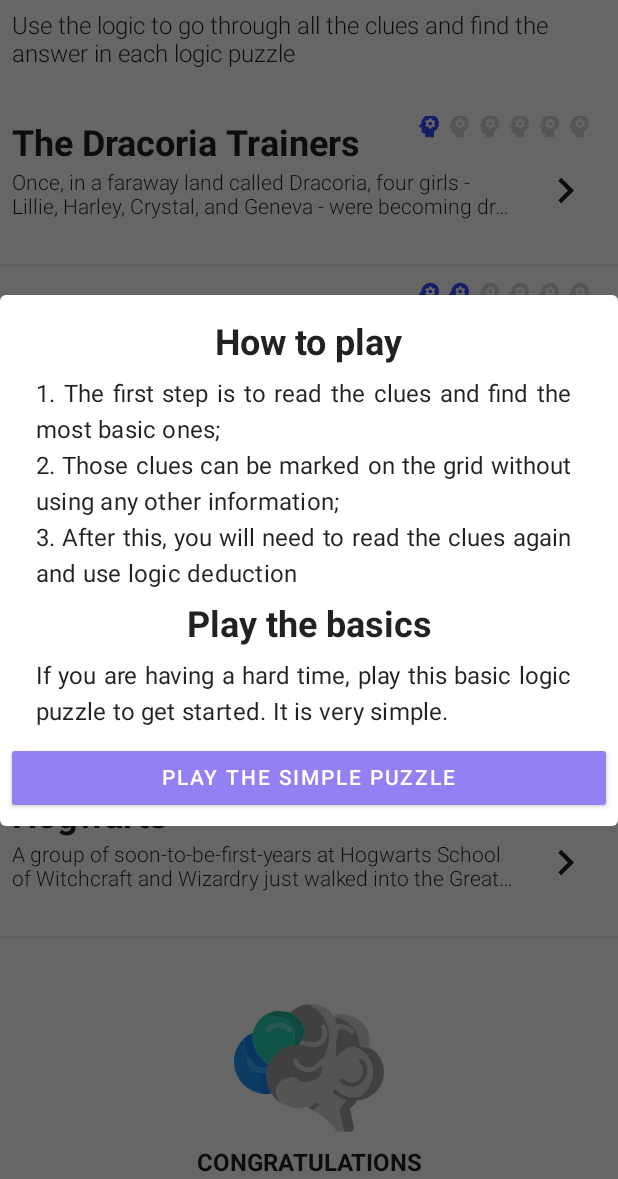
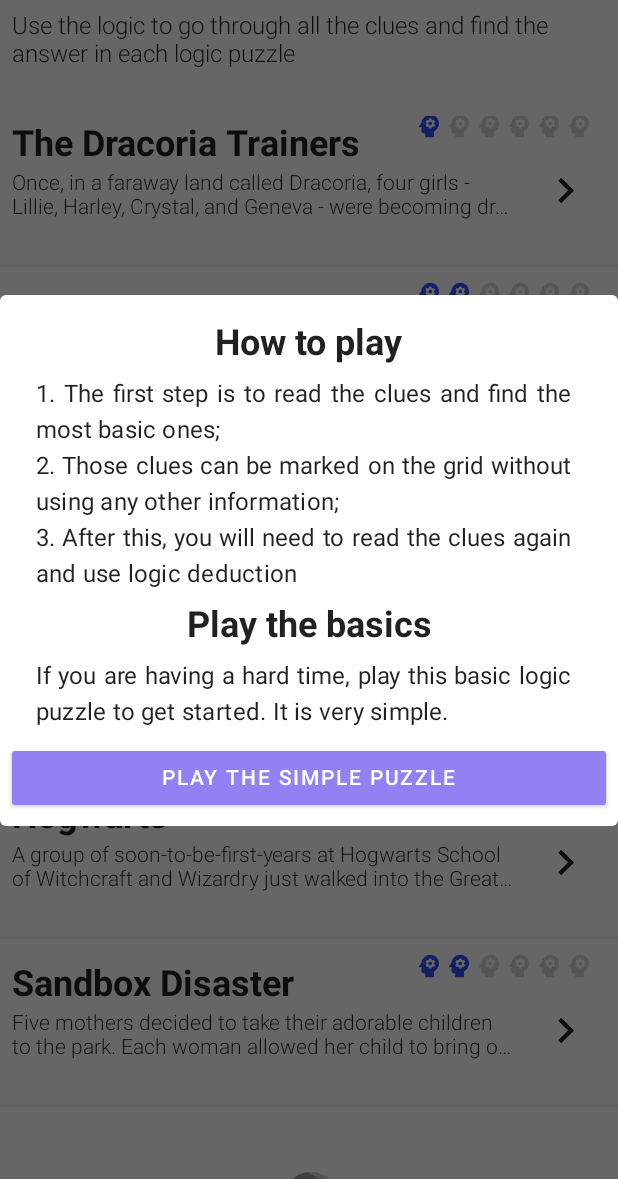
Before and after one commit to YaroslavGorbach-code/logickPuzzle, an Android app built with Jetpack Compose: the screen it shows after launch (MainActivity), scrolled down 496 dp, on a phone screen of 412 x 824 dp, the part 57-1236 px from its top. Run offline under Robolectric (Android 15) with nearby library versions, the phone set to English and light mode, and no system bars; our stand-ins replace AdMob, Dagger/Hilt's generated code, accompanist; 2 statements that could not run were skipped.

Commit message:
Add one more puzzle

```diff
--- a/app/src/main/java/yaroslavgorbach/logic_quizz/data/common/model/PuzzleName.kt
+++ b/app/src/main/java/yaroslavgorbach/logic_quizz/data/common/model/PuzzleName.kt
@@ -14,6 +14,7 @@ enum class PuzzleName(val resId: Int) {
     FAMILY_TRIPS(R.string.family_trips_name),
     JUNGLE_GYM_HOOPLA(R.string.jungle_gym_hoopla_name),
     HOGWARTS(R.string.hogwarts_name),
+    SANDBOX_DISASTER(R.string.sandbox_disaster_name),
 
     //middle
     MORE_PAINTERS(R.string.more_painters_name),
--- a/app/src/main/java/yaroslavgorbach/logic_quizz/data/puzzle/factory/PuzzleCluesProvider.kt
+++ b/app/src/main/java/yaroslavgorbach/logic_quizz/data/puzzle/factory/PuzzleCluesProvider.kt
@@ -47,6 +47,9 @@ class PuzzleCluesProvider(private val context: Context) {
             PuzzleName.HOGWARTS -> {
                 context.resources.getStringArray(R.array.hogwarts_clues).toList()
             }
+            PuzzleName.SANDBOX_DISASTER -> {
+                context.resources.getStringArray(R.array.sandbox_disaster_clues).toList()
+            }
         }
     }
 }
--- a/app/src/main/java/yaroslavgorbach/logic_quizz/data/puzzle/factory/PuzzleHintsProvider.kt
+++ b/app/src/main/java/yaroslavgorbach/logic_quizz/data/puzzle/factory/PuzzleHintsProvider.kt
@@ -37,6 +37,10 @@ class PuzzleHintsProvider(private val context: Context) {
                 context.resources.getStringArray(R.array.jungle_gym_hoopla_hints).toList()
                     .mapIndexed(::Hint)
             }
+            PuzzleName.SANDBOX_DISASTER -> {
+                context.resources.getStringArray(R.array.sandbox_disaster_hints).toList()
+                    .mapIndexed(::Hint)
+            }
             PuzzleName.MORE_PAINTERS,
             PuzzleName.TRAINING_PUZZLE,
             PuzzleName.MULTICOLOUR_DOORS,
--- a/app/src/main/java/yaroslavgorbach/logic_quizz/data/puzzle/factory/PuzzleStoryProvider.kt
+++ b/app/src/main/java/yaroslavgorbach/logic_quizz/data/puzzle/factory/PuzzleStoryProvider.kt
@@ -47,6 +47,9 @@ class PuzzleStoryProvider(private val context: Context) {
             PuzzleName.HOGWARTS -> {
                 context.resources.getString(R.string.hogwarts_story)
             }
+            PuzzleName.SANDBOX_DISASTER -> {
+                context.resources.getString(R.string.sandbox_disaster_story)
+            }
         }
     }
 }
--- a/app/src/main/java/yaroslavgorbach/logic_quizz/data/puzzle/factory/TableCellSizeProvider.kt
+++ b/app/src/main/java/yaroslavgorbach/logic_quizz/data/puzzle/factory/TableCellSizeProvider.kt
@@ -19,6 +19,7 @@ class TableCellSizeProvider() {
             PuzzleName.FAMILY_TRIPS -> 30
             PuzzleName.JUNGLE_GYM_HOOPLA -> 30
             PuzzleName.HOGWARTS ->  30
+            PuzzleName.SANDBOX_DISASTER -> 30
         }
     }
 }
--- a/app/src/main/java/yaroslavgorbach/logic_quizz/data/puzzles/mapper/PuzzleNameToDifficultyMapper.kt
+++ b/app/src/main/java/yaroslavgorbach/logic_quizz/data/puzzles/mapper/PuzzleNameToDifficultyMapper.kt
@@ -20,6 +20,7 @@ class PuzzleNameToDifficultyMapper() {
             PuzzleName.FAMILY_TRIPS ->  DifficultLevel.TWO
             PuzzleName.JUNGLE_GYM_HOOPLA ->  DifficultLevel.TWO
             PuzzleName.HOGWARTS -> DifficultLevel.TWO
+            PuzzleName.SANDBOX_DISASTER ->  DifficultLevel.TWO
         }
     }
 }
--- a/app/src/main/res/values/puzzle_clues.xml
+++ b/app/src/main/res/values/puzzle_clues.xml
@@ -5,6 +5,21 @@
         <item>2. Belle isn\'t 10.</item>
         <item>3. The 9 years old girl likes grapes.</item>
         <item>4. Belle likes apples..</item>
+    </string-array>
+
+<!--    Answer-->
+<!--    Thank you for getting everybody back together!-->
+<!--    1. Shelby is Tim's mother and they brought the dump truck.-->
+<!--    2. Monica is Chris's mother and they brought the bucket.-->
+<!--    3. Lisa is Laura's mother and they brought the shovel.-->
+<!--    4. Abbie is Natalie's mother and they brought the doll.-->
+<!--    5. Marie is Zach's mother and they brought the car.-->
+    <string-array name="sandbox_disaster_clues">
+      <item>1. The child with the dump truck is not Chris or Zach.</item>
+      <item>2. Monica\'s son brought a bucket, but his name is not Tim.</item>
+      <item>3. Lisa\'s daughter shares a first initial with her mother and she brought a shovel along.</item>
+      <item>4. The doll belongs to Abbie\'s daughter.</item>
+      <item>5. Zach is Marie\'s son.</item>
     </string-array>
 
 <!--    Answer-->
--- a/app/src/main/res/values/puzzle_hints.xml
+++ b/app/src/main/res/values/puzzle_hints.xml
@@ -8,6 +8,10 @@
 
     <string-array name="mates_plus_dates_hints">
         <item>I wouldn\'t want to go to the park on a date, it\'d be cold and it might be wet</item>
+    </string-array>
+
+    <string-array name="sandbox_disaster_hints">
+       <item>The only female children are Natalie and Laura.</item>
     </string-array>
 
     <string-array name="hogwarts_hints">
--- a/app/src/main/res/values/puzzle_items.xml
+++ b/app/src/main/res/values/puzzle_items.xml
@@ -23,7 +23,43 @@
         <item>Grape</item>
     </string-array>
 
+
 <!--    Answer-->
+<!--    Thank you for getting everybody back together!-->
+<!--    1. Shelby is Tim's mother and they brought the dump truck.-->
+<!--    2. Monica is Chris's mother and they brought the bucket.-->
+<!--    3. Lisa is Laura's mother and they brought the shovel.-->
+<!--    4. Abbie is Natalie's mother and they brought the doll.-->
+<!--    5. Marie is Zach's mother and they brought the car.-->
+
+    <string name="sandbox_disaster_items_1_name">Mothers</string>
+    <string-array name="sandbox_disaster_items_1_mothers">
+        <item>Shelby</item>
+        <item>Monica</item>
+        <item>Lisa</item>
+        <item>Abbie</item>
+        <item>Marie</item>
+    </string-array>
+
+    <string name="sandbox_disaster_items_2_name">Children</string>
+    <string-array name="sandbox_disaster_items_2_Children">
+        <item>Zach</item>
+        <item>Tim</item>
+        <item>Chris</item>
+        <item>Laura</item>
+        <item>Natalie</item>
+    </string-array>
+
+    <string name="sandbox_disaster_items_3_name">Toys</string>
+    <string-array name="sandbox_disaster_items_3_Toys">
+        <item>dump truck</item>
+        <item>shovel</item>
+        <item>bucket</item>
+        <item>doll</item>
+        <item>car</item>
+    </string-array>
+
+    <!--    Answer-->
 <!--    Shelby = Ravenclaw, 1 minute-->
 <!--    Billy = Hufflepuff, 30 seconds-->
 <!--    Kristen = Gryffindor, 2 minutes-->
@@ -51,7 +87,7 @@
         <item>30 seconds</item>
         <item>1 minute</item>
         <item>2 minutes</item>
-=    </string-array>
+    </string-array>
 
 
     <!--    Answer-->
--- a/app/src/main/res/values/puzzle_names.xml
+++ b/app/src/main/res/values/puzzle_names.xml
@@ -13,4 +13,5 @@
     <string name="family_trips_name">Family Trips</string>
     <string name="jungle_gym_hoopla_name">Jungle Gym Hoopla</string>
     <string name="hogwarts_name">Hogwarts</string>
+    <string name="sandbox_disaster_name">Sandbox Disaster</string>
 </resources>
--- a/app/src/main/res/values/puzzle_storys.xml
+++ b/app/src/main/res/values/puzzle_storys.xml
@@ -1,6 +1,15 @@
 <?xml version="1.0" encoding="utf-8"?>
 <resources>
     <string name="training_puzzle_story">Follow the clues to determine which fruit does the oldest girl like.</string>
+
+    <string name="sandbox_disaster_story">
+        Five mothers decided to take their adorable children to the park.
+        Each woman allowed her child to bring one toy. All the children raced
+        to the sandbox with their toy. They had so much fun in the sandbox
+        that all the toys got mixed up, and each mother lost track of her
+        child. Can you help them sort this mess out so each child goes home
+        with the correct toy, and each parent goes home with the correct child?
+    </string>
 
     <string name="hogwarts_story">A group of soon-to-be-first-years at Hogwarts
         School of Witchcraft and Wizardry just walked into the Great Hall.
```
Also changed, not shown: app/src/main/java/yaroslavgorbach/logic_quizz/data/puzzle/factory/CorrectPairsProvider.kt (+23 -0 lines), app/src/main/java/yaroslavgorbach/logic_quizz/data/puzzle/factory/PuzzleTitlesFactory.kt (+32 -0 lines).
